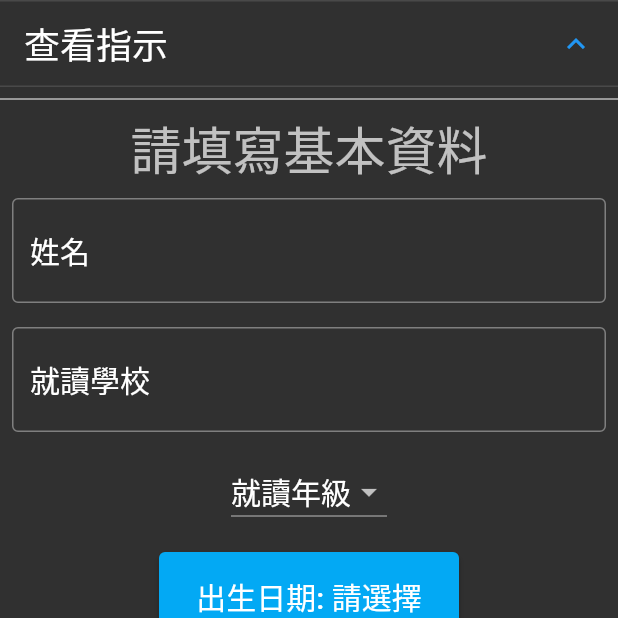
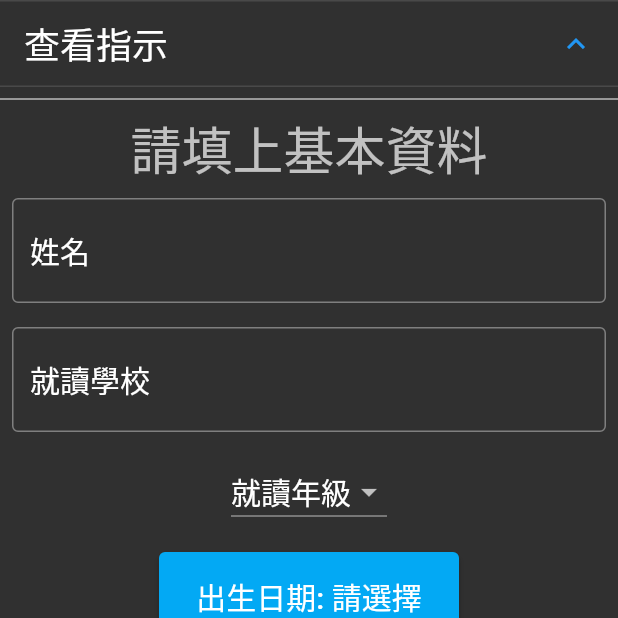
Before and after one commit to PunnyBunny/Quiz, a Flutter app: the screen it shows after launch, on a phone screen of 412 x 824 dp, the top half of it. Run offline on Flutter 3.47's test engine with Material 2 defaults, Android fonts, the light colour scheme and no system bars; our stand-ins replace permission_handler; missing offline and left inert: flutter_archive, flutter_sound, random_color; accounts and stored records are empty; generated files the repository leaves out were written again.

Commit message:
GOD DAMN APPLE

```diff
--- a/assets/data.json
+++ b/assets/data.json
@@ -590,7 +590,7 @@
     "title": "F. 詞語釋義 (甲)",
     "type": "audio",
     "length": 11,
-    "goal": "試解釋詞語的意思",
+    "goal": "試解釋詞語的意思及用法",
     "questions": [
       "榜樣",
       "一視同仁",
--- a/lib/main.dart
+++ b/lib/main.dart
@@ -56,7 +56,7 @@ class MyApp extends StatelessWidget {
   Future<void> init() async {
     WidgetsFlutterBinding.ensureInitialized(); // for using rootBundle
     await SystemChrome.setPreferredOrientations(
-        [DeviceOrientation.portraitUp]); // make user can't rotate screen
+        [DeviceOrientation.portraitUp]); // force portrait
     await SystemChrome.setEnabledSystemUIOverlays([SystemUiOverlay.bottom]); // hide status bar
 
     var statuses = await [
--- a/lib/src/globals.dart
+++ b/lib/src/globals.dart
@@ -6,7 +6,7 @@ import 'package:intl/intl.dart';
 import 'package:path_provider/path_provider.dart';
 
 class Globals {
-  final serverUri = 'http://testquiz.hopto.org:5000';
+  final serverUri = 'http://testquiz.hopto.org:8080';
   final dateFormatter = DateFormat('dd-MM-yyyy');
 
   Future<Directory> get localPath async =>
--- a/lib/src/info_form.dart
+++ b/lib/src/info_form.dart
@@ -43,7 +43,7 @@ class _InformationFormState extends State<InformationForm> {
               children: <Widget>[
                 _instructionTile(),
                 Divider(color: Colors.white),
-                Text('請填寫基本資料', style: Theme.of(context).textTheme.headline4),
+                Text('請填上基本資料', style: Theme.of(context).textTheme.headline4),
                 _nameField(),
                 _schoolNameField(),
                 _gradeLevelField(),
--- a/lib/src/mc_summary.dart
+++ b/lib/src/mc_summary.dart
@@ -56,6 +56,8 @@ class McSummaryPage extends StatelessWidget {
         ..fields['gender'] = _result.gender
         ..fields['test_name'] = _result.testName
         ..fields['score'] = '${_result.score}'
+        ..fields['school_name'] = _result.schoolName
+        ..fields['grade_level'] = _result.gradeLevel
         ..fields['length'] = '${result.testLength}';
 
       final response = await request.send();
--- a/lib/src/quiz.dart
+++ b/lib/src/quiz.dart
@@ -170,7 +170,6 @@ class _QuizState extends State<Quiz> {
         appBar: AppBar(
           title: Text(
             '${widget.title}: 第 ${_questionNumber + 1}/${widget.length} 題',
-            style: TextStyle(fontSize: 22.0),
           ),
           leading: _backButton(),
         ),
@@ -260,7 +259,6 @@ class _QuizState extends State<Quiz> {
   Widget _instructionPage(int index) {
     final instruction = widget.instructions[index];
     final lastSlashIndex = instruction.audio.lastIndexOf('/');
-    final disable = _instructionAudioManagers[index].isPausingAudioService;
     return InstructionPage(
       instruction: instruction.text,
       audioAssetFilePath:
@@ -268,7 +266,6 @@ class _QuizState extends State<Quiz> {
       audioFilename: instruction.audio.substring(lastSlashIndex + 1),
       onPressed: _rebuild,
       onStop: _rebuild,
-      disable: disable,
       audioManager: _instructionAudioManagers[index],
     );
   }
```
Also changed, not shown: 1 other file.
